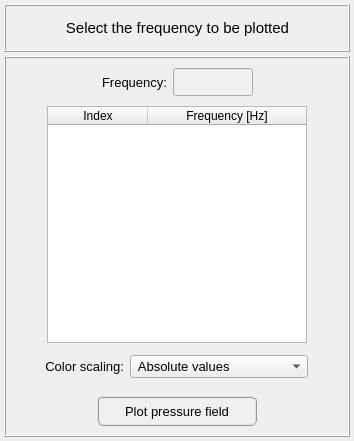
First picture: the form in pulse/interface/ui_files/plots/results/acoustic/plot_acoustic_pressure_field_for_harmonic_analysis.ui, repository open-pulse/OpenPulse, before the edit.
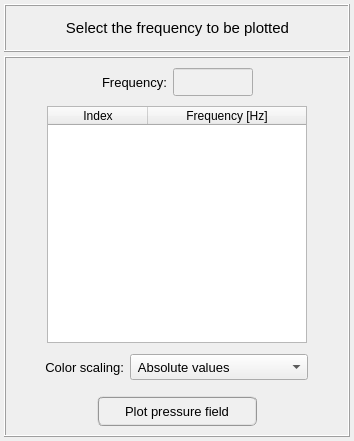
Second picture: the form after the edit.

Commit message: New scale colors for structural analysis

What changed in the file:
```diff
--- a/pulse/interface/ui_files/plots/results/acoustic/plot_acoustic_pressure_field_for_harmonic_analysis.ui
+++ b/pulse/interface/ui_files/plots/results/acoustic/plot_acoustic_pressure_field_for_harmonic_analysis.ui
@@ -119,6 +119,18 @@
          </item>
          <item row="0" column="1">
           <widget class="QLabel" name="label_color_scalling">
+           <property name="minimumSize">
+            <size>
+             <width>0</width>
+             <height>26</height>
+            </size>
+           </property>
+           <property name="maximumSize">
+            <size>
+             <width>16777215</width>
+             <height>26</height>
+            </size>
+           </property>
            <property name="font">
             <font>
              <pointsize>10</pointsize>
@@ -147,6 +159,18 @@
          </item>
          <item row="0" column="2">
           <widget class="QComboBox" name="comboBox_color_scale">
+           <property name="minimumSize">
+            <size>
+             <width>0</width>
+             <height>26</height>
+            </size>
+           </property>
+           <property name="maximumSize">
+            <size>
+             <width>16777215</width>
+             <height>26</height>
+            </size>
+           </property>
            <property name="font">
             <font>
              <pointsize>10</pointsize>
```
The commit also changes 27 other files.
